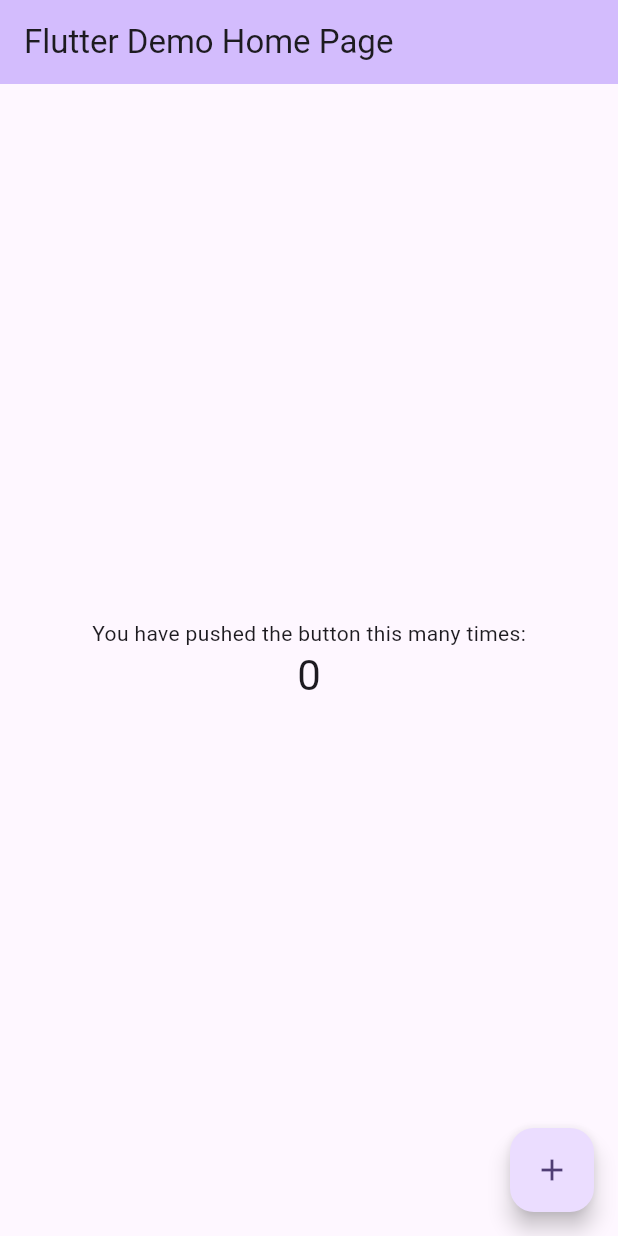
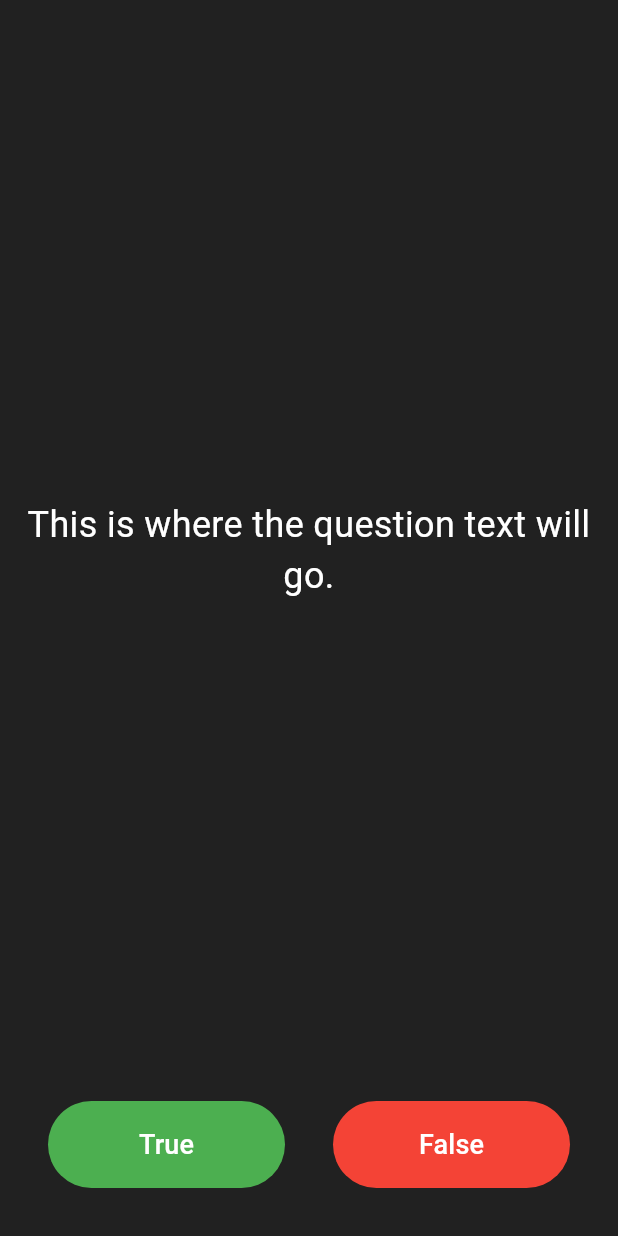
Before and after one commit to sergeyruppel/quizzy_app_flutter, a Flutter app: the screen it shows after launch, on a phone screen of 412 x 824 dp. Run offline on Flutter 3.47's test engine with Material 3 defaults, Android fonts, the phone set to English and light mode, and no system bars.

Commit message:
Convert buttons column to row

```diff
--- a/lib/main.dart
+++ b/lib/main.dart
@@ -1,125 +1,112 @@
 import 'package:flutter/material.dart';
 
-void main() {
-  runApp(const MyApp());
-}
+void main() => runApp(const Quizzler());
 
-class MyApp extends StatelessWidget {
-  const MyApp({super.key});
+class Quizzler extends StatelessWidget {
+  const Quizzler({super.key});
 
-  // This widget is the root of your application.
   @override
   Widget build(BuildContext context) {
     return MaterialApp(
-      title: 'Flutter Demo',
-      theme: ThemeData(
-        // This is the theme of your application.
-        //
-        // TRY THIS: Try running your application with "flutter run". You'll see
-        // the application has a purple toolbar. Then, without quitting the app,
-        // try changing the seedColor in the colorScheme below to Colors.green
-        // and then invoke "hot reload" (save your changes or press the "hot
-        // reload" button in a Flutter-supported IDE, or press "r" if you used
-        // the command line to start the app).
-        //
-        // Notice that the counter didn't reset back to zero; the application
-        // state is not lost during the reload. To reset the state, use hot
-        // restart instead.
-        //
-        // This works for code too, not just values: Most code changes can be
-        // tested with just a hot reload.
-        colorScheme: ColorScheme.fromSeed(seedColor: Colors.deepPurple),
-        useMaterial3: true,
+      home: Scaffold(
+        backgroundColor: Colors.grey.shade900,
+        body: const SafeArea(
+          child: Padding(
+            padding: EdgeInsets.all(16.0),
+            child: QuizPage(),
+          ),
+        ),
       ),
-      home: const MyHomePage(title: 'Flutter Demo Home Page'),
     );
   }
 }
 
-class MyHomePage extends StatefulWidget {
-  const MyHomePage({super.key, required this.title});
-
-  // This widget is the home page of your application. It is stateful, meaning
-  // that it has a State object (defined below) that contains fields that affect
-  // how it looks.
-
-  // This class is the configuration for the state. It holds the values (in this
-  // case the title) provided by the parent (in this case the App widget) and
-  // used by the build method of the State. Fields in a Widget subclass are
-  // always marked "final".
-
-  final String title;
+class QuizPage extends StatefulWidget {
+  const QuizPage({super.key});
 
   @override
-  State<MyHomePage> createState() => _MyHomePageState();
+  QuizPageState createState() => QuizPageState();
 }
 
-class _MyHomePageState extends State<MyHomePage> {
-  int _counter = 0;
-
-  void _incrementCounter() {
-    setState(() {
-      // This call to setState tells the Flutter framework that something has
-      // changed in this State, which causes it to rerun the build method below
-      // so that the display can reflect the updated values. If we changed
-      // _counter without calling setState(), then the build method would not be
-      // called again, and so nothing would appear to happen.
-      _counter++;
-    });
-  }
-
+class QuizPageState extends State<QuizPage> {
   @override
   Widget build(BuildContext context) {
-    // This method is rerun every time setState is called, for instance as done
-    // by the _incrementCounter method above.
-    //
-    // The Flutter framework has been optimized to make rerunning build methods
-    // fast, so that you can just rebuild anything that needs updating rather
-    // than having to individually change instances of widgets.
-    return Scaffold(
-      appBar: AppBar(
-        // TRY THIS: Try changing the color here to a specific color (to
-        // Colors.amber, perhaps?) and trigger a hot reload to see the AppBar
-        // change color while the other colors stay the same.
-        backgroundColor: Theme.of(context).colorScheme.inversePrimary,
-        // Here we take the value from the MyHomePage object that was created by
-        // the App.build method, and use it to set our appbar title.
-        title: Text(widget.title),
-      ),
-      body: Center(
-        // Center is a layout widget. It takes a single child and positions it
-        // in the middle of the parent.
-        child: Column(
-          // Column is also a layout widget. It takes a list of children and
-          // arranges them vertically. By default, it sizes itself to fit its
-          // children horizontally, and tries to be as tall as its parent.
-          //
-          // Column has various properties to control how it sizes itself and
-          // how it positions its children. Here we use mainAxisAlignment to
-          // center the children vertically; the main axis here is the vertical
-          // axis because Columns are vertical (the cross axis would be
-          // horizontal).
-          //
-          // TRY THIS: Invoke "debug painting" (choose the "Toggle Debug Paint"
-          // action in the IDE, or press "p" in the console), to see the
-          // wireframe for each widget.
-          mainAxisAlignment: MainAxisAlignment.center,
-          children: <Widget>[
-            const Text(
-              'You have pushed the button this many times:',
+    return Column(
+      // mainAxisAlignment: MainAxisAlignment.spaceBetween,
+      // crossAxisAlignment: CrossAxisAlignment.stretch,
+      children: [
+        const Expanded(
+          // flex: 5,
+          child: Center(
+            child: Text(
+              'This is where the question text will go.',
+              textAlign: TextAlign.center,
+              style: TextStyle(
+                fontSize: 24.0,
+                color: Colors.white,
+              ),
             ),
-            Text(
-              '$_counter',
-              style: Theme.of(context).textTheme.headlineMedium,
+          ),
+        ),
+        Row(
+          children: [
+            Expanded(
+              child: Padding(
+                padding: const EdgeInsets.all(16.0),
+                child: TextButton(
+                  style: ButtonStyle(
+                    foregroundColor: MaterialStateProperty.all(Colors.white),
+                    backgroundColor: MaterialStateProperty.all(Colors.green),
+                  ),
+                  child: const Padding(
+                    padding: EdgeInsets.all(8.0),
+                    child: Text(
+                      'True',
+                      style: TextStyle(
+                        color: Colors.white,
+                        fontSize: 18.0,
+                      ),
+                    ),
+                  ),
+                  onPressed: () {
+                    //The user picked true.
+                  },
+                ),
+              ),
+            ),
+            Expanded(
+              child: Padding(
+                padding: const EdgeInsets.all(16.0),
+                child: TextButton(
+                  style: ButtonStyle(
+                      backgroundColor: MaterialStateProperty.all(Colors.red)),
+                  child: const Padding(
+                    padding: EdgeInsets.all(8.0),
+                    child: Text(
+                      'False',
+                      style: TextStyle(
+                        fontSize: 18.0,
+                        color: Colors.white,
+                      ),
+                    ),
+                  ),
+                  onPressed: () {
+                    //The user picked false.
+                  },
+                ),
+              ),
             ),
           ],
         ),
-      ),
-      floatingActionButton: FloatingActionButton(
-        onPressed: _incrementCounter,
-        tooltip: 'Increment',
-        child: const Icon(Icons.add),
-      ), // This trailing comma makes auto-formatting nicer for build methods.
+
+        //TODO: Add a Row here as your score keeper
+      ],
     );
   }
 }
+
+/*
+question1: 'You can lead a cow down stairs but not up stairs.', false,
+question2: 'Approximately one quarter of human bones are in the feet.', true,
+question3: 'A slug\'s blood is green.', true,
+*/
```
Also changed, not shown: 1 other file.
